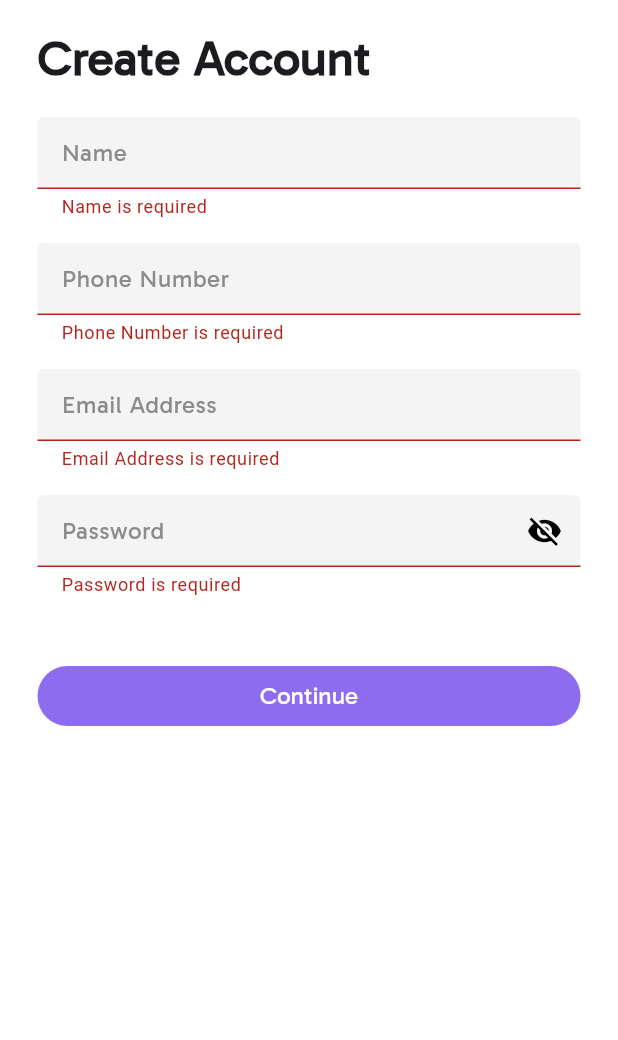
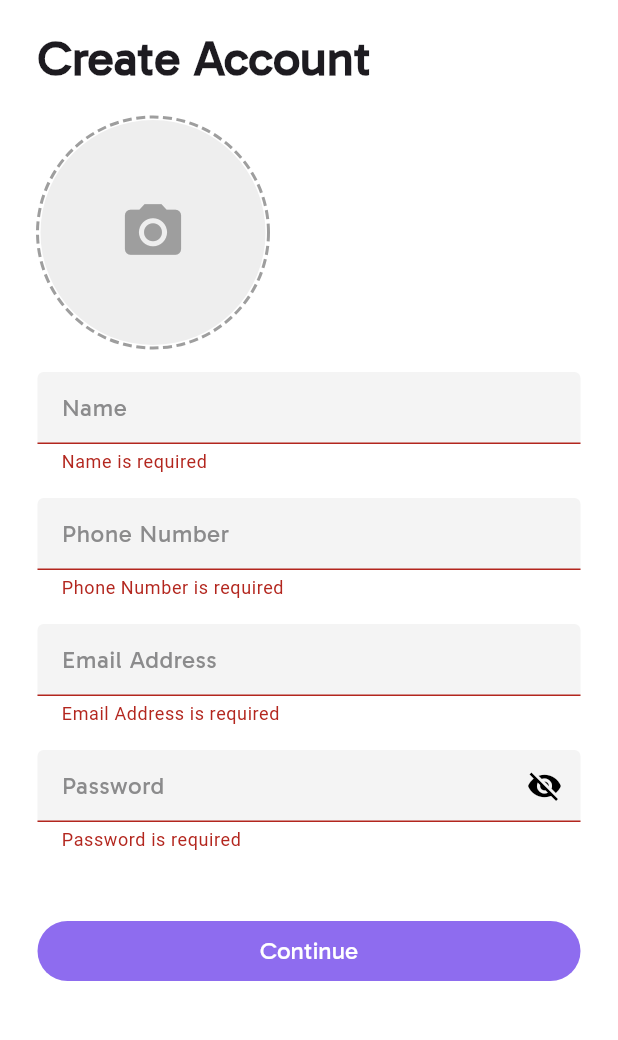
Before and after one commit to mahmoudmohamed17/shop-flow, a Flutter app: the SignupView screen opened directly, after a tap on "Continue", on a phone screen of 412 x 824 dp, the part 84-1124 px from its top. Run offline on Flutter 3.47's test engine with Material 3 defaults, Android fonts, the phone set to English and light mode, and no system bars; drawn by our look-alikes of dotted_border, modal_progress_hud_nsn; our stand-ins replace another_flushbar, bloc, cached_network_image, cloud_firestore, dartz, dio and 13 more; missing offline and left inert: flutter_stripe; accounts and stored records are empty; generated files the repository leaves out were written again; project files that could hold a hidden picture were left out.

Commit message:
add firestore database and pick user image functionalty

```diff
--- a/lib/constants.dart
+++ b/lib/constants.dart
@@ -8,3 +8,5 @@ const isLoggedInOrSignedUp = 'is_logged_in_or_signed_up';
 const userName = 'user_name';
 const userEmail = 'user_email';
 const phoneNumber = 'phone_number';
+const userData = 'user_data';
+const userDocRefId = 'user_doc_ref_id';
--- a/lib/core/funcs/get_it_service.dart
+++ b/lib/core/funcs/get_it_service.dart
@@ -1,3 +1,4 @@
+import 'package:cloud_firestore/cloud_firestore.dart';
 import 'package:dio/dio.dart';
 import 'package:get_it/get_it.dart';
 import 'package:shop_flow/core/services/api_service.dart';
@@ -13,6 +14,8 @@ import 'package:shop_flow/features/home/domain/repositories/home_repo.dart';
 final getIt = GetIt.instance;
 
 void getItService() {
+  FirebaseFirestore firestore = FirebaseFirestore.instance;
+  getIt.registerSingleton<FirebaseFirestore>(firestore);
   getIt.registerSingleton<FirebaseAuthService>(FirebaseAuthService());
   getIt.registerSingleton<AuthRepo>(AuthRepoImpl(getIt<FirebaseAuthService>()));
   getIt.registerSingleton<ApiService>(ApiService(Dio()));
--- a/lib/core/funcs/build_snack_bar.dart
+++ b/lib/core/funcs/snack_bar.dart
@@ -1,7 +1,7 @@
 import 'package:another_flushbar/flushbar.dart';
 import 'package:flutter/material.dart';
 
-void buildSnackBar(BuildContext context, String message) {
+void snackBar(BuildContext context, String message) {
   Flushbar(
     message: message,
     icon: Icon(
--- a/lib/core/widgets/custom_cart_checkout_button.dart
+++ b/lib/core/widgets/custom_cart_checkout_button.dart
@@ -2,7 +2,7 @@ import 'dart:developer';
 
 import 'package:flutter/material.dart';
 import 'package:flutter_bloc/flutter_bloc.dart';
-import 'package:shop_flow/core/funcs/build_snack_bar.dart';
+import 'package:shop_flow/core/funcs/snack_bar.dart';
 import 'package:shop_flow/core/utils/app_colors.dart';
 import 'package:shop_flow/core/utils/app_styles.dart';
 import 'package:shop_flow/features/home/domain/entities/product_entity.dart';
@@ -24,10 +24,10 @@ class CustomCartCheckoutButton extends StatelessWidget {
             log('Product ${product.id} has the following data:\n${product.toString()}');
             if (product.isAddedToCart) {
               context.read<CartCubit>().removeProduct(product);
-              buildSnackBar(context, 'Product removed from Cart.');
+              snackBar(context, 'Product removed from Cart.');
             } else {
               context.read<CartCubit>().addProduct(product);
-              buildSnackBar(context, 'Product added to Cart!');
+              snackBar(context, 'Product added to Cart!');
             }
           },
           child: Container(
--- a/lib/features/auth/presentation/views/signin_view.dart
+++ b/lib/features/auth/presentation/views/signin_view.dart
@@ -2,7 +2,7 @@ import 'package:flutter/material.dart';
 import 'package:flutter_bloc/flutter_bloc.dart';
 import 'package:modal_progress_hud_nsn/modal_progress_hud_nsn.dart';
 import 'package:shop_flow/constants.dart';
-import 'package:shop_flow/core/funcs/build_snack_bar.dart';
+import 'package:shop_flow/core/funcs/snack_bar.dart';
 import 'package:shop_flow/core/funcs/get_it_service.dart';
 import 'package:shop_flow/core/services/shared_prefs.dart';
 import 'package:shop_flow/features/auth/domain/repositories/auth_repo.dart';
@@ -22,11 +22,11 @@ class SigninView extends StatelessWidget {
         body: BlocConsumer<SigninCubit, SigninState>(
           listener: (context, state) {
             if (state is SigninFailure) {
-              buildSnackBar(context, state.message);
+              snackBar(context, state.message);
             }
             if (state is SigninSuccess) {
               Navigator.pushReplacementNamed(context, MainView.id);
-              buildSnackBar(context, 'Successfully signed in!');
+              snackBar(context, 'Successfully signed in!');
               SharedPrefs.setBool(isLoggedInOrSignedUp, true);
             }
           },
--- a/lib/features/auth/presentation/views/signup_view.dart
+++ b/lib/features/auth/presentation/views/signup_view.dart
@@ -2,7 +2,7 @@ import 'package:flutter/material.dart';
 import 'package:flutter_bloc/flutter_bloc.dart';
 import 'package:modal_progress_hud_nsn/modal_progress_hud_nsn.dart';
 import 'package:shop_flow/constants.dart';
-import 'package:shop_flow/core/funcs/build_snack_bar.dart';
+import 'package:shop_flow/core/funcs/snack_bar.dart';
 import 'package:shop_flow/core/funcs/get_it_service.dart';
 import 'package:shop_flow/core/services/shared_prefs.dart';
 import 'package:shop_flow/features/auth/domain/repositories/auth_repo.dart';
@@ -22,11 +22,11 @@ class SignupView extends StatelessWidget {
         body: BlocConsumer<SignupCubit, SignupState>(
           listener: (context, state) {
             if (state is SignupFailure) {
-              buildSnackBar(context, state.message);
+              snackBar(context, state.message);
             }
             if (state is SignupSuccess) {
               Navigator.pushReplacementNamed(context, MainView.id);
-              buildSnackBar(context, 'Account created successfully!');
+              snackBar(context, 'Account created successfully!');
               SharedPrefs.setBool(isLoggedInOrSignedUp, true);
             }
           },
--- /dev/null
+++ b/lib/features/auth/presentation/widgets/image_picking_widget.dart
@@ -0,0 +1,58 @@
+import 'dart:io';
+import 'package:dotted_border/dotted_border.dart';
+import 'package:flutter/material.dart';
+import 'package:image_picker/image_picker.dart';
+
+class ImagePickingWidget extends StatefulWidget {
+  const ImagePickingWidget({super.key, this.onTap});
+  final Function(String)? onTap;
+
+  @override
+  State<ImagePickingWidget> createState() => _ImagePickingWidgetState();
+}
+
+class _ImagePickingWidgetState extends State<ImagePickingWidget> {
+  File? _imageFile;
+  final _imagePicker = ImagePicker();
+
+  Future<void> _pickImage() async {
+    final XFile? image =
+        await _imagePicker.pickImage(source: ImageSource.gallery);
+    if (image != null) {
+      setState(() {
+        _imageFile = File(image.path);
+      });
+      widget.onTap?.call(_imageFile!.path);
+    }
+  }
+
+  @override
+  Widget build(BuildContext context) {
+    return GestureDetector(
+      onTap: _pickImage,
+      child: _imageFile == null
+          ? DottedBorder(
+              borderType: BorderType.Circle,
+              strokeWidth: 2,
+              dashPattern: [6, 3],
+              color: Colors.grey,
+              child: Container(
+                height: 150,
+                width: 150,
+                decoration: BoxDecoration(
+                  shape: BoxShape.circle,
+                  color: Colors.grey[200],
+                ),
+                child: Icon(
+                  Icons.camera_alt,
+                  size: 45,
+                  color: Colors.grey,
+                ),
+              ))
+          : CircleAvatar(
+              radius: 75,
+              backgroundImage: FileImage(_imageFile!),
+            ),
+    );
+  }
+}
--- a/lib/features/auth/presentation/widgets/signup_view_body.dart
+++ b/lib/features/auth/presentation/widgets/signup_view_body.dart
@@ -1,3 +1,4 @@
+import 'package:cloud_firestore/cloud_firestore.dart';
 import 'package:flutter/material.dart';
 import 'package:flutter_bloc/flutter_bloc.dart';
 import 'package:flutter_svg/svg.dart';
@@ -9,6 +10,7 @@ import 'package:shop_flow/core/widgets/custom_button.dart';
 import 'package:shop_flow/core/widgets/custom_password_text_form_field.dart';
 import 'package:shop_flow/core/widgets/custom_text_form_field.dart';
 import 'package:shop_flow/features/auth/presentation/manager/signup_cubit/signup_cubit.dart';
+import 'package:shop_flow/features/auth/presentation/widgets/image_picking_widget.dart';
 
 class SignupViewBody extends StatefulWidget {
   const SignupViewBody({super.key});
@@ -18,7 +20,7 @@ class SignupViewBody extends StatefulWidget {
 }
 
 class _SignupViewBodyState extends State<SignupViewBody> {
-  late String email, password;
+  late String email, password, name, phoneNumber, image;
   late GlobalKey<FormState> formKey;
   AutovalidateMode autovalidateMode = AutovalidateMode.disabled;
   @override
@@ -48,24 +50,28 @@ class _SignupViewBodyState extends State<SignupViewBody> {
                   'Create Account',
                   style: AppStyles.bold32,
                 ),
+                ImagePickingWidget(
+                  onTap: (value) {
+                    image = value;
+                  },
+                ),
                 CustomTextField(
                   hintText: 'Name',
                   onChanged: (value) async {
-                    await SharedPrefs.setString(userName, value);
+                    name = value;
                   },
                 ),
                 CustomTextField(
                   hintText: 'Phone Number',
                   textInputType: TextInputType.number,
                   onChanged: (value) async {
-                    await SharedPrefs.setString(phoneNumber, value);
+                    phoneNumber = value;
                   },
                 ),
                 CustomTextField(
                   hintText: 'Email Address',
                   onChanged: (value) async {
                     email = value;
-                    await SharedPrefs.setString(userEmail, value);
                   },
                 ),
                 CustomPasswordTextFormField(
@@ -82,12 +88,23 @@ class _SignupViewBodyState extends State<SignupViewBody> {
                     Expanded(
                         child: CustomButton(
                       label: 'Continue',
-                      onPressed: () {
+                      onPressed: () async {
                         if (formKey.currentState!.validate()) {
                           formKey.currentState!.save();
                           context
                               .read<SignupCubit>()
                               .signUp(email: email, password: password);
+                          var users =
+                              FirebaseFirestore.instance.collection(userData);
+                          await users.add({
+                            'username': name,
+                            'email': email,
+                            'password': password,
+                            'profileImage': image,
+                            'phoneNumber': phoneNumber,
+                          }).then((value) async {
+                            await SharedPrefs.setString(userDocRefId, value.id);
+                          });
                         } else {
                           setState(() {
                             autovalidateMode = AutovalidateMode.always;
--- a/lib/features/home/presentation/widgets/custom_heart_widget.dart
+++ b/lib/features/home/presentation/widgets/custom_heart_widget.dart
@@ -2,7 +2,7 @@ import 'package:flutter/material.dart';
 import 'package:flutter_bloc/flutter_bloc.dart';
 import 'package:flutter_svg/svg.dart';
 import 'package:shop_flow/constants.dart';
-import 'package:shop_flow/core/funcs/build_snack_bar.dart';
+import 'package:shop_flow/core/funcs/snack_bar.dart';
 import 'package:shop_flow/core/utils/assets.dart';
 import 'package:shop_flow/features/home/domain/entities/product_entity.dart';
 import 'package:shop_flow/features/home/presentation/manager/favorites_cubit/favorites_cubit.dart';
@@ -22,10 +22,10 @@ class CustomHeartWidget extends StatelessWidget {
           onTap: () {
             if (product.isAddedToFavorites) {
               context.read<FavoritesCubit>().deleteFromFavorite(product);
-              buildSnackBar(context, 'Product removed from Favorites!');
+              snackBar(context, 'Product removed from Favorites!');
             } else {
               context.read<FavoritesCubit>().addToFavorites(product);
-              buildSnackBar(context, 'Product added to Favorites!');
+              snackBar(context, 'Product added to Favorites!');
             }
           },
           child: Container(
--- a/lib/features/home/presentation/widgets/product_item.dart
+++ b/lib/features/home/presentation/widgets/product_item.dart
@@ -4,7 +4,7 @@ import 'package:flutter_bloc/flutter_bloc.dart';
 import 'package:flutter_svg/svg.dart';
 import 'package:shop_flow/constants.dart';
 import 'package:shop_flow/core/extensions/context_extension.dart';
-import 'package:shop_flow/core/funcs/build_snack_bar.dart';
+import 'package:shop_flow/core/funcs/snack_bar.dart';
 import 'package:shop_flow/core/funcs/load_product_state.dart';
 import 'package:shop_flow/core/utils/app_styles.dart';
 import 'package:shop_flow/core/utils/assets.dart';
@@ -102,13 +102,13 @@ class ProductItem extends StatelessWidget {
                         context
                             .read<FavoritesCubit>()
                             .deleteFromFavorite(productEntity);
-                        buildSnackBar(
+                        snackBar(
                             context, 'Product removed from Favorites.');
                       } else {
                         context
                             .read<FavoritesCubit>()
                             .addToFavorites(productEntity);
-                        buildSnackBar(context, 'Product added to Favorites!');
+                        snackBar(context, 'Product added to Favorites!');
                       }
                     },
                     child: SvgPicture.asset(
--- a/pubspec.yaml
+++ b/pubspec.yaml
@@ -8,9 +8,11 @@ dependencies:
   another_flushbar: ^1.12.30
   bloc: ^9.0.0
   cached_network_image: ^3.4.1
+  cloud_firestore: ^5.6.4
   cupertino_icons: ^1.0.8
   dartz: ^0.10.1
   dio: ^5.7.0
+  dotted_border: ^2.1.0
   drift: ^2.24.0
   drift_flutter: ^0.2.4
   firebase_auth: ^5.4.0
@@ -25,6 +27,7 @@ dependencies:
   flutter_stripe: ^11.4.0
   flutter_svg: ^2.0.17
   get_it: ^8.0.3
+  image_picker: ^1.1.2
   intl: ^0.20.2
   modal_progress_hud_nsn: ^0.5.1
   path: ^1.9.0
```
Also changed, not shown: lib/features/home/data/models/firestore_user_data.dart (added, +34 -0 lines), lib/features/profile/presentation/widgets/profile_view_body.dart (+33 -8 lines), lib/features/profile/presentation/widgets/user_info_badge.dart (+6 -5 lines), pubspec.lock, 5 other files.
